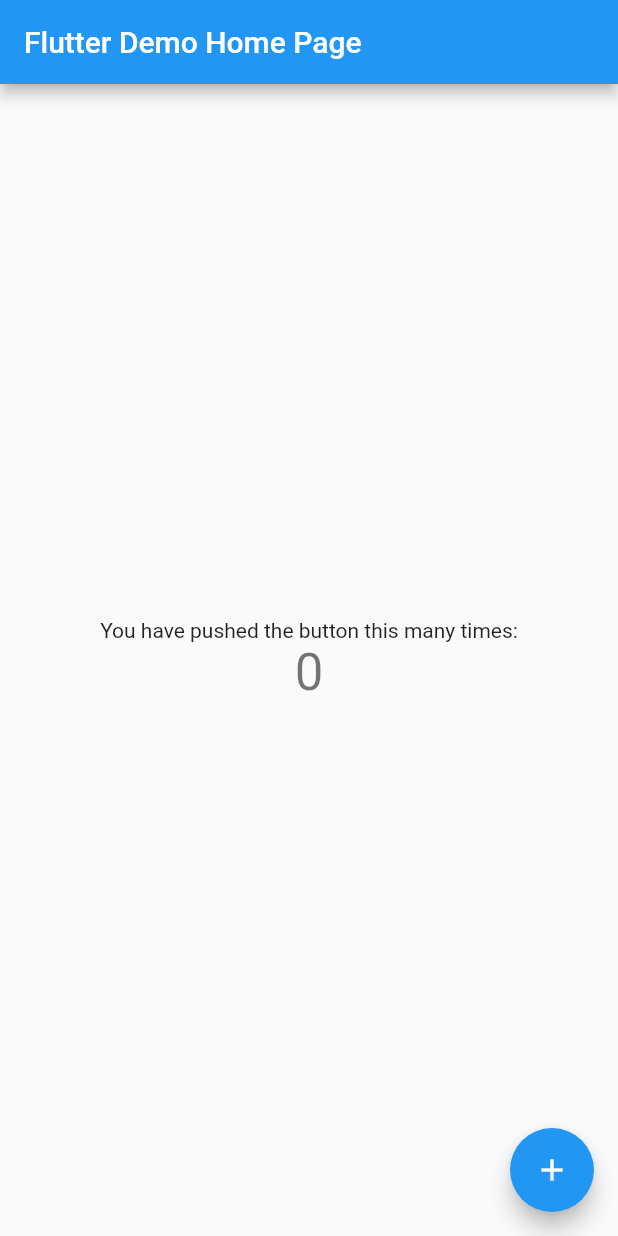
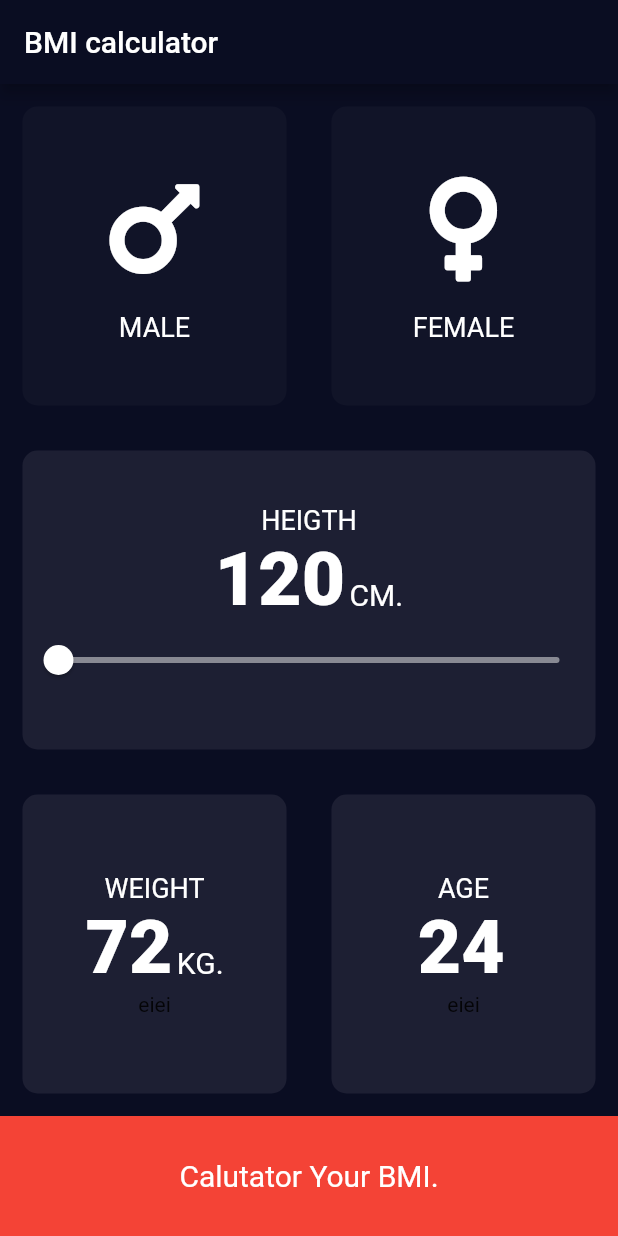
Before and after one commit to bew089006/BMI-calculator, a Flutter app: the screen it shows after launch, on a phone screen of 412 x 824 dp. Run offline on Flutter 3.47's test engine with Material 2 defaults, Android fonts, the phone set to English and light mode, and no system bars; our stand-ins replace font_awesome_flutter.

Commit message:
commit 1

```diff
--- /dev/null
+++ b/lib/contants.dart
@@ -0,0 +1,17 @@
+import 'package:flutter/material.dart';
+
+const kActiveReuseableColor = Color(0xFF1D1F33);
+const kInActiveReuseableColor = Color(0xFF111428);
+const kTextStyle = TextStyle(
+  color: Colors.white,
+  fontSize: 18,
+);
+
+const kTextNumberStyle = TextStyle(
+  fontSize: 50,
+  fontWeight: FontWeight.w900,
+  color: Colors.white,
+);
+
+const kMinHeight = 120;
+const kMaxHeight = 250;
--- /dev/null
+++ b/lib/icon_content.dart
@@ -0,0 +1,30 @@
+import 'package:flutter/material.dart';
+import 'contants.dart';
+
+class IconContent extends StatelessWidget {
+  IconContent({@required IconData this.icon, @required String this.text});
+
+  final IconData icon;
+  final String text;
+
+  @override
+  Widget build(BuildContext context) {
+    return Column(
+      mainAxisAlignment: MainAxisAlignment.center,
+      children: [
+        Icon(
+          icon,
+          size: 80,
+          color: Colors.white,
+        ),
+        SizedBox(
+          height: 15,
+        ),
+        Text(
+          text,
+          style: kTextStyle,
+        ),
+      ],
+    );
+  }
+}
--- /dev/null
+++ b/lib/input_page.dart
@@ -0,0 +1,184 @@
+import 'package:flutter/cupertino.dart';
+import 'package:flutter/material.dart';
+import 'package:font_awesome_flutter/font_awesome_flutter.dart';
+import 'reuseable_card.dart';
+import 'icon_content.dart';
+import 'contants.dart';
+
+enum Gender { male, female }
+
+class InputPage extends StatefulWidget {
+  @override
+  _InputPageState createState() => _InputPageState();
+}
+
+class _InputPageState extends State<InputPage> {
+  Gender selectedGender;
+  int height = kMinHeight;
+
+  @override
+  Widget build(BuildContext context) {
+    return Scaffold(
+      appBar: AppBar(
+        title: Text('BMI calculator'),
+      ),
+      body: Center(
+        child: Column(
+          crossAxisAlignment: CrossAxisAlignment.stretch,
+          children: [
+            Expanded(
+              flex: 1,
+              child: Row(
+                children: [
+                  Expanded(
+                    child: ReuseableCard(
+                      onPress: () {
+                        setState(() {
+                          selectedGender = Gender.male;
+                        });
+                      },
+                      color: selectedGender == Gender.male
+                          ? kActiveReuseableColor
+                          : kInActiveReuseableColor,
+                      cardChild: IconContent(
+                        icon: FontAwesomeIcons.mars,
+                        text: 'MALE',
+                      ),
+                    ),
+                  ),
+                  Expanded(
+                    child: ReuseableCard(
+                      onPress: () {
+                        setState(() {
+                          selectedGender = Gender.female;
+                        });
+                      },
+                      color: selectedGender == Gender.female
+                          ? kActiveReuseableColor
+                          : kInActiveReuseableColor,
+                      cardChild: IconContent(
+                        icon: FontAwesomeIcons.venus,
+                        text: 'FEMALE',
+                      ),
+                    ),
+                  ),
+                ],
+              ),
+            ),
+            Expanded(
+              child: ReuseableCard(
+                color: kActiveReuseableColor,
+                cardChild: ReuseableInput(
+                  label: 'HEIGTH',
+                  value: height.toString(),
+                  unit: 'CM.',
+                  inputChild: Slider(
+                    min: kMinHeight.toDouble(),
+                    max: kMaxHeight.toDouble(),
+                    activeColor: Color(0xFFFFFFFF),
+                    inactiveColor: Color(0xFF888993),
+                    value: height.toDouble(),
+                    onChanged: (double newValue) {
+                      setState(() {
+                        height = newValue.round();
+                      });
+                    },
+                  ),
+                ),
+              ),
+            ),
+            Expanded(
+              flex: 1,
+              child: Row(
+                children: [
+                  Expanded(
+                    flex: 1,
+                    child: ReuseableCard(
+                      color: kActiveReuseableColor,
+                      cardChild: ReuseableInput(
+                        label: 'WEIGHT',
+                        value: '72',
+                        unit: 'KG.',
+                        inputChild: Text('eiei'),
+                      ),
+                    ),
+                  ),
+                  Expanded(
+                    flex: 1,
+                    child: ReuseableCard(
+                      color: kActiveReuseableColor,
+                      cardChild: ReuseableInput(
+                        label: 'AGE',
+                        value: '24',
+                        unit: '',
+                        inputChild: Text('eiei'),
+                      ),
+                    ),
+                  ),
+                ],
+              ),
+            ),
+            Container(
+              height: 80,
+              color: Colors.red,
+              width: double.infinity,
+              child: Center(
+                child: Text(
+                  'Calutator Your BMI.',
+                  style: TextStyle(
+                    color: Colors.white,
+                    fontSize: 20,
+                  ),
+                ),
+              ),
+            ),
+          ],
+        ),
+      ),
+    );
+  }
+}
+
+class ReuseableInput extends StatelessWidget {
+  ReuseableInput({this.label, this.unit, this.value, this.inputChild});
+
+  final String value;
+  final String label;
+  final String unit;
+  final Widget inputChild;
+
+  @override
+  Widget build(BuildContext context) {
+    return Column(
+      mainAxisAlignment: MainAxisAlignment.center,
+      children: [
+        Text(
+          label,
+          style: kTextStyle,
+        ),
+        Row(
+          mainAxisAlignment: MainAxisAlignment.center,
+          crossAxisAlignment: CrossAxisAlignment.baseline,
+          textBaseline: TextBaseline.alphabetic,
+          children: [
+            Text(
+              value,
+              style: kTextNumberStyle,
+            ),
+            SizedBox(
+              width: 3,
+            ),
+            Text(
+              unit,
+              style: TextStyle(
+                fontSize: 20,
+                color: Colors.white,
+              ),
+            )
+          ],
+        ),
+        inputChild
+      ],
+    );
+  }
+}
--- a/lib/main.dart
+++ b/lib/main.dart
@@ -1,117 +1,18 @@
 import 'package:flutter/material.dart';
+import 'input_page.dart';
 
-void main() {
-  runApp(MyApp());
-}
+void main() => runApp(BMIcalculator());
 
-class MyApp extends StatelessWidget {
-  // This widget is the root of your application.
+class BMIcalculator extends StatelessWidget {
   @override
   Widget build(BuildContext context) {
     return MaterialApp(
-      title: 'Flutter Demo',
       theme: ThemeData(
-        // This is the theme of your application.
-        //
-        // Try running your application with "flutter run". You'll see the
-        // application has a blue toolbar. Then, without quitting the app, try
-        // changing the primarySwatch below to Colors.green and then invoke
-        // "hot reload" (press "r" in the console where you ran "flutter run",
-        // or simply save your changes to "hot reload" in a Flutter IDE).
-        // Notice that the counter didn't reset back to zero; the application
-        // is not restarted.
-        primarySwatch: Colors.blue,
-        // This makes the visual density adapt to the platform that you run
-        // the app on. For desktop platforms, the controls will be smaller and
-        // closer together (more dense) than on mobile platforms.
-        visualDensity: VisualDensity.adaptivePlatformDensity,
+        primaryColor: Color(0xFF0A0D22),
+        scaffoldBackgroundColor: Color(0xFF0A0D22),
+        cardColor: Color(0xFF1D1F33),
       ),
-      home: MyHomePage(title: 'Flutter Demo Home Page'),
+      home: InputPage(),
     );
   }
 }
-
-class MyHomePage extends StatefulWidget {
-  MyHomePage({Key key, this.title}) : super(key: key);
-
-  // This widget is the home page of your application. It is stateful, meaning
-  // that it has a State object (defined below) that contains fields that affect
-  // how it looks.
-
-  // This class is the configuration for the state. It holds the values (in this
-  // case the title) provided by the parent (in this case the App widget) and
-  // used by the build method of the State. Fields in a Widget subclass are
-  // always marked "final".
-
-  final String title;
-
-  @override
-  _MyHomePageState createState() => _MyHomePageState();
-}
-
-class _MyHomePageState extends State<MyHomePage> {
-  int _counter = 0;
-
-  void _incrementCounter() {
-    setState(() {
-      // This call to setState tells the Flutter framework that something has
-      // changed in this State, which causes it to rerun the build method below
-      // so that the display can reflect the updated values. If we changed
-      // _counter without calling setState(), then the build method would not be
-      // called again, and so nothing would appear to happen.
-      _counter++;
-    });
-  }
-
-  @override
-  Widget build(BuildContext context) {
-    // This method is rerun every time setState is called, for instance as done
-    // by the _incrementCounter method above.
-    //
-    // The Flutter framework has been optimized to make rerunning build methods
-    // fast, so that you can just rebuild anything that needs updating rather
-    // than having to individually change instances of widgets.
-    return Scaffold(
-      appBar: AppBar(
-        // Here we take the value from the MyHomePage object that was created by
-        // the App.build method, and use it to set our appbar title.
-        title: Text(widget.title),
-      ),
-      body: Center(
-        // Center is a layout widget. It takes a single child and positions it
-        // in the middle of the parent.
-        child: Column(
-          // Column is also a layout widget. It takes a list of children and
-          // arranges them vertically. By default, it sizes itself to fit its
-          // children horizontally, and tries to be as tall as its parent.
-          //
-          // Invoke "debug painting" (press "p" in the console, choose the
-          // "Toggle Debug Paint" action from the Flutter Inspector in Android
-          // Studio, or the "Toggle Debug Paint" command in Visual Studio Code)
-          // to see the wireframe for each widget.
-          //
-          // Column has various properties to control how it sizes itself and
-          // how it positions its children. Here we use mainAxisAlignment to
-          // center the children vertically; the main axis here is the vertical
-          // axis because Columns are vertical (the cross axis would be
-          // horizontal).
-          mainAxisAlignment: MainAxisAlignment.center,
-          children: <Widget>[
-            Text(
-              'You have pushed the button this many times:',
-            ),
-            Text(
-              '$_counter',
-              style: Theme.of(context).textTheme.headline4,
-            ),
-          ],
-        ),
-      ),
-      floatingActionButton: FloatingActionButton(
-        onPressed: _incrementCounter,
-        tooltip: 'Increment',
-        child: Icon(Icons.add),
-      ), // This trailing comma makes auto-formatting nicer for build methods.
-    );
-  }
-}
--- /dev/null
+++ b/lib/reuseable_card.dart
@@ -0,0 +1,24 @@
+import 'package:flutter/material.dart';
+
+class ReuseableCard extends StatelessWidget {
+  ReuseableCard({this.color, this.cardChild, this.onPress});
+
+  final Color color;
+  final Widget cardChild;
+  final Function onPress;
+
+  @override
+  Widget build(BuildContext context) {
+    return GestureDetector(
+      onTap: onPress,
+      child: Container(
+        decoration: BoxDecoration(
+          borderRadius: BorderRadius.circular(10.0),
+          color: color,
+        ),
+        child: cardChild,
+        margin: EdgeInsets.all(15.0),
+      ),
+    );
+  }
+}
--- a/pubspec.yaml
+++ b/pubspec.yaml
@@ -23,7 +23,7 @@ environment:
 dependencies:
   flutter:
     sdk: flutter
-
+  font_awesome_flutter: ^8.10.1
 
   # The following adds the Cupertino Icons font to your application.
   # Use with the CupertinoIcons class for iOS style icons.
```
Also changed, not shown: pubspec.lock, 2 other files.
